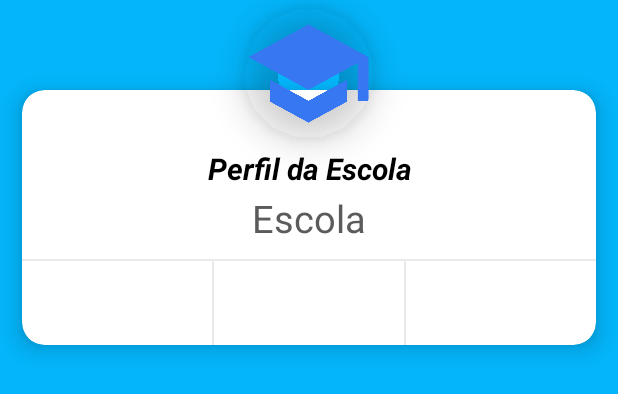
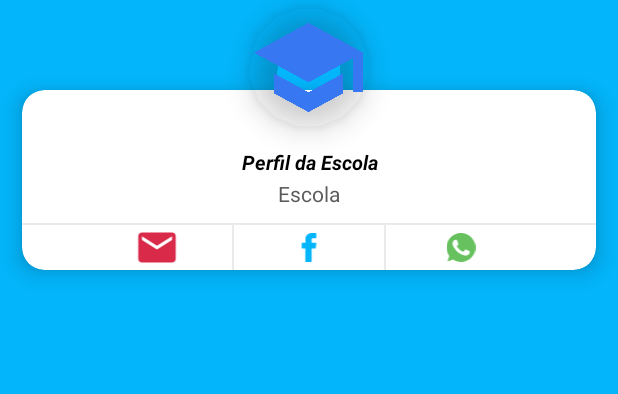
Before and after one commit to AssisMagrinho/SEPIEM_MOBILE, an Android app: the layout item_image.xml on its own in the app's theme, with its tools: preview values and no code run, on a phone screen of 412 x 824 dp. Shown: the top 394 px of the screen. Run offline under Robolectric (Android 15) with nearby library versions, the light colour scheme and no system bars.

Commit message:
commit report

```diff
--- /dev/null
+++ b/app/src/main/res/drawable/facebook_icon.xml
@@ -0,0 +1,4 @@
+<vector android:height="24dp" android:viewportHeight="310"
+    android:viewportWidth="310" android:width="24dp" xmlns:android="http://schemas.android.com/apk/res/android">
+    <path android:fillColor="#000000" android:pathData="M81.7,165.11h33.98V305c0,2.76 2.24,5 5,5h57.62c2.76,0 5,-2.24 5,-5V165.76h39.06c2.54,0 4.68,-1.91 4.97,-4.43l5.93,-51.5c0.16,-1.42 -0.29,-2.84 -1.23,-3.9c-0.95,-1.06 -2.31,-1.67 -3.73,-1.67h-45V71.98c0,-9.73 5.24,-14.67 15.58,-14.67c1.47,0 29.42,0 29.42,0c2.76,0 5,-2.24 5,-5V5.04c0,-2.76 -2.24,-5 -5,-5h-40.54C187.47,0.02 186.83,0 185.9,0c-7.03,0 -31.49,1.38 -50.8,19.15c-21.4,19.69 -18.43,43.27 -17.72,47.36v37.75H81.7c-2.76,0 -5,2.24 -5,5v50.84C76.7,162.87 78.94,165.11 81.7,165.11z"/>
+</vector>
--- /dev/null
+++ b/app/src/main/res/drawable/new_email_24.xml
@@ -0,0 +1,5 @@
+<vector android:height="24dp" android:tint="#D92A4A"
+    android:viewportHeight="24" android:viewportWidth="24"
+    android:width="24dp" xmlns:android="http://schemas.android.com/apk/res/android">
+    <path android:fillColor="@android:color/white" android:pathData="M20,4L4,4c-1.1,0 -1.99,0.9 -1.99,2L2,18c0,1.1 0.9,2 2,2h16c1.1,0 2,-0.9 2,-2L22,6c0,-1.1 -0.9,-2 -2,-2zM20,8l-8,5 -8,-5L4,6l8,5 8,-5v2z"/>
+</vector>
--- /dev/null
+++ b/app/src/main/res/drawable/whatsapp_color_svgrepo_com.xml
@@ -0,0 +1,6 @@
+<vector android:height="24dp" android:viewportHeight="48"
+    android:viewportWidth="48" android:width="24dp" xmlns:android="http://schemas.android.com/apk/res/android">
+    <path android:fillColor="#67C15E" android:fillType="evenOdd"
+        android:pathData="M23.993,0C10.762,0 0,10.765 0,24C0,29.248 1.693,34.116 4.57,38.067L1.58,46.984L10.804,44.036C14.599,46.547 19.126,48 24.007,48C37.238,48 48,37.234 48,24C48,10.766 37.238,0 24.007,0L23.993,0L23.993,0ZM17.293,12.191C16.828,11.076 16.475,11.034 15.77,11.005C15.53,10.991 15.262,10.978 14.966,10.978C14.048,10.978 13.089,11.246 12.511,11.838C11.806,12.558 10.057,14.236 10.057,17.679C10.057,21.122 12.568,24.452 12.906,24.918C13.259,25.383 17.801,32.55 24.853,35.471C30.368,37.757 32.005,37.545 33.26,37.277C35.094,36.882 37.393,35.527 37.971,33.891C38.55,32.254 38.55,30.857 38.38,30.561C38.211,30.265 37.745,30.096 37.04,29.743C36.335,29.39 32.907,27.697 32.258,27.471C31.624,27.231 31.017,27.316 30.538,27.993C29.861,28.939 29.198,29.898 28.662,30.477C28.239,30.928 27.547,30.985 26.969,30.744C26.193,30.42 24.021,29.658 21.341,27.273C19.267,25.425 17.857,23.126 17.448,22.434C17.039,21.729 17.406,21.32 17.73,20.939C18.083,20.501 18.421,20.191 18.774,19.782C19.126,19.373 19.324,19.161 19.55,18.681C19.79,18.216 19.62,17.736 19.451,17.383C19.282,17.03 17.871,13.587 17.293,12.191Z"
+        android:strokeColor="#00000000" android:strokeWidth="1"/>
+</vector>
--- a/app/src/main/res/layout/activity_perfil_escola.xml
+++ b/app/src/main/res/layout/activity_perfil_escola.xml
@@ -31,7 +31,6 @@
 
             <include layout="@layout/item_add"/>
             <include layout="@layout/item_info"/>
-            <include layout="@layout/item_email"/>
 
         </LinearLayout>
     </ScrollView>
--- a/app/src/main/res/layout/item_image.xml
+++ b/app/src/main/res/layout/item_image.xml
@@ -6,95 +6,90 @@
     xmlns:card_view="http://schemas.android.com/tools">
 
     <RelativeLayout
-        android:layout_centerInParent="true"
-        android:layout_width="match_parent"
-        android:layout_height="250dp">
+        android:layout_width="wrap_content"
+        android:layout_height="wrap_content"
+        android:layout_centerInParent="true">
+
         <androidx.cardview.widget.CardView
+            android:layout_width="match_parent"
+            android:layout_height="160dp"
+            android:layout_marginTop="40dp"
             app:cardCornerRadius="15dp"
-            android:layout_marginTop="40dp"
             app:cardElevation="10dp"
             app:cardUseCompatPadding="true"
-            card_view:cardCornerRadius="5dp"
-            android:layout_width="match_parent"
-            android:layout_height="240dp">
+            card_view:cardCornerRadius="5dp">
+
             <LinearLayout
-                android:orientation="vertical"
+                android:layout_width="match_parent"
+                android:layout_height="match_parent"
                 android:layout_marginTop="23dp"
-                android:layout_width="match_parent"
-                android:layout_height="match_parent">
+                android:orientation="vertical">
 
                 <TextView
+                    android:layout_width="match_parent"
+                    android:layout_height="wrap_content"
                     android:layout_marginTop="15dp"
+                    android:gravity="center"
                     android:text="Perfil da Escola"
-                    android:gravity="center"
                     android:textColor="@color/black"
-                    android:textSize="20sp"
-                    android:textStyle="italic|bold"
-                    android:layout_width="match_parent"
-                    android:layout_height="wrap_content"/>
+                    android:textSize="13sp"
+                    android:textStyle="italic|bold" />
+
                 <TextView
                     android:id="@+id/txtPerfilNomeEscola"
+                    android:layout_width="match_parent"
+                    android:layout_height="wrap_content"
                     android:layout_marginTop="2dp"
+                    android:layout_marginBottom="10dp"
+                    android:gravity="center"
                     android:text="Escola"
+                    android:textColor="#5C5A5A"
+                    android:textSize="14sp"
+                    android:textStyle="normal" />
+
+                <View
+                    android:layout_width="match_parent"
+                    android:layout_height="1dp"
+                    android:background="#79D6D1D1" />
+
+                <LinearLayout
+                    android:layout_width="match_parent"
+                    android:layout_height="match_parent"
                     android:gravity="center"
-                    android:textColor="#5C5A5A"
-                    android:textSize="25sp"
-                    android:textStyle="normal"
-                    android:layout_marginBottom="10dp"
-                    android:layout_width="match_parent"
-                    android:layout_height="wrap_content"/>
-                <View
-                    android:background="#79D6D1D1"
-                    android:layout_width="match_parent"
-                    android:layout_height="1dp"/>
-                <LinearLayout
                     android:orientation="horizontal"
-                    android:weightSum="3"
-                    android:gravity="center"
-                    android:layout_width="match_parent"
-                    android:layout_height="match_parent">
+                    android:weightSum="3">
 
-                    <TextView
-                        android:layout_weight="1"
-                        android:text=""
-                        android:gravity="center"
-                        android:textStyle="bold"
-                        android:textSize="14sp"
-                        android:textColor="@color/black"
-                        android:layout_width="0dp"
-                        android:layout_height="wrap_content"/>
+                    <ImageView
+
+                        android:layout_width="100dp"
+                        android:layout_height="match_parent"
+                        android:src="@drawable/new_email_24" />
 
                     <View
-                        android:background="#79D6D1D1"
                         android:layout_width="1dp"
-                        android:layout_height="match_parent"/>
+                        android:layout_height="match_parent"
+                        android:background="#79D6D1D1" />
 
-                    <TextView
-                        android:layout_weight="1"
-                        android:text=""
-                        android:gravity="center"
-                        android:textStyle="bold"
-                        android:textSize="14sp"
-                        android:textColor="@color/black"
-                        android:layout_width="0dp"
-                        android:layout_height="wrap_content"/>
+                    <ImageView
+                        android:layout_width="100dp"
+                        android:layout_height="match_parent"
+                        android:padding="5dp"
+                        android:src="@drawable/facebook_icon"
+                        app:tint="@color/color_default" />
+
                     <View
-                        android:background="#79D6D1D1"
                         android:layout_width="1dp"
-                        android:layout_height="match_parent"/>
-                    <TextView
-                        android:layout_weight="1"
-                        android:text=""
-                        android:gravity="center"
-                        android:textStyle="bold"
-                        android:textSize="14sp"
-                        android:textColor="@color/black"
-                        android:layout_width="0dp"
-                        android:layout_height="wrap_content"/>
+                        android:layout_height="match_parent"
+                        android:background="#79D6D1D1" />
+
+                    <ImageView
+                        android:layout_width="100dp"
+                        android:layout_height="match_parent"
+                        android:padding="5dp"
+                        android:src="@drawable/whatsapp_color_svgrepo_com" />
 
 
                 </LinearLayout>
-
 
 
             </LinearLayout>
@@ -105,10 +100,10 @@
     <com.google.android.material.imageview.ShapeableImageView
         android:src="@drawable/app_icon"
         app:shapeAppearanceOverlay="@style/Circular"
-        android:elevation="15dp"
+        android:elevation="12dp"
         android:padding="5dp"
         android:layout_centerHorizontal="true"
-        android:layout_width="98dp"
-        android:layout_height="98dp"/>
+        android:layout_width="90dp"
+        android:layout_height="90dp"/>
 
 </RelativeLayout>
--- a/app/src/main/res/layout/item_info.xml
+++ b/app/src/main/res/layout/item_info.xml
@@ -39,7 +39,7 @@
         </LinearLayout>
         <TextView
             android:id="@+id/txtPerfilDescricao"
-            android:text="+244 926/998 022689"
+            android:text="Sem Informação Disponível"
             android:textStyle="bold"
             android:textColor="@color/black"
             android:textSize="18sp"
--- a/app/src/main/res/layout/list_layout_escolas.xml
+++ b/app/src/main/res/layout/list_layout_escolas.xml
@@ -6,12 +6,13 @@
 
     >
     <androidx.cardview.widget.CardView
+        android:id="@+id/cardViewEscola"
         android:layout_width="match_parent"
         android:layout_height="wrap_content"
         android:layout_marginTop="16dp"
-        app:cardCornerRadius="20dp"
+        app:cardCornerRadius="15dp"
         app:cardElevation="5dp"
-        app:cardBackgroundColor="#00CCFF"
+        app:cardBackgroundColor="#FFFF"
         >
         <LinearLayout
             android:layout_width="wrap_content"
```
Also changed, not shown: app/src/main/AndroidManifest.xml (+11 -2 lines), app/src/main/java/com/example/app_sepiem/AdapterEscolas.java (+6 -3 lines), app/src/main/java/com/example/app_sepiem/GpsListener.java (added, +19 -0 lines), app/src/main/java/com/example/app_sepiem/currentLocation.java (added, +105 -0 lines), app/src/main/java/com/example/app_sepiem/pesquisarInscricao.java (+34 -12 lines), app/src/main/java/com/example/app_sepiem/sobreNos.java (+45 -13 lines), app/src/main/res/anim/anim_list.xml (added, +16 -0 lines), app/src/main/res/layout/activity_current_location.xml (added, +36 -0 lines), app/src/main/res/layout/item_image_1.xml (+4 -3 lines), app/src/main/res/layout/item_image_2.xml (+6 -2 lines), app/src/main/res/layout/list_layout.xml (+62 -43 lines), gradle/wrapper/gradle-wrapper.properties.
